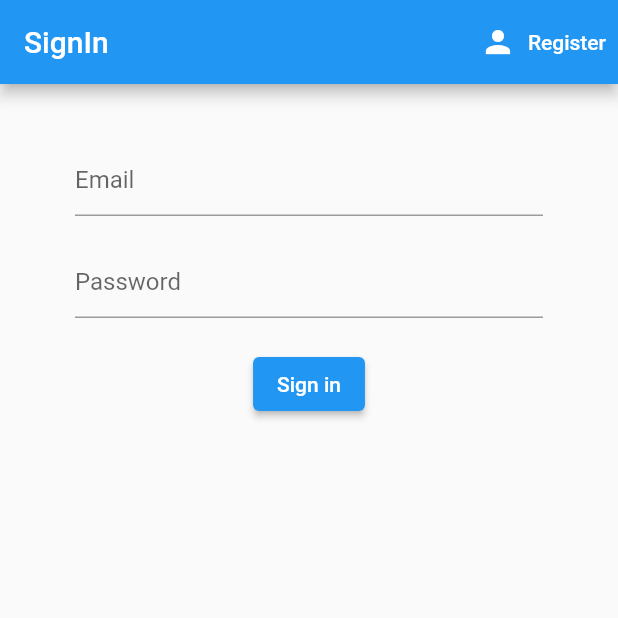
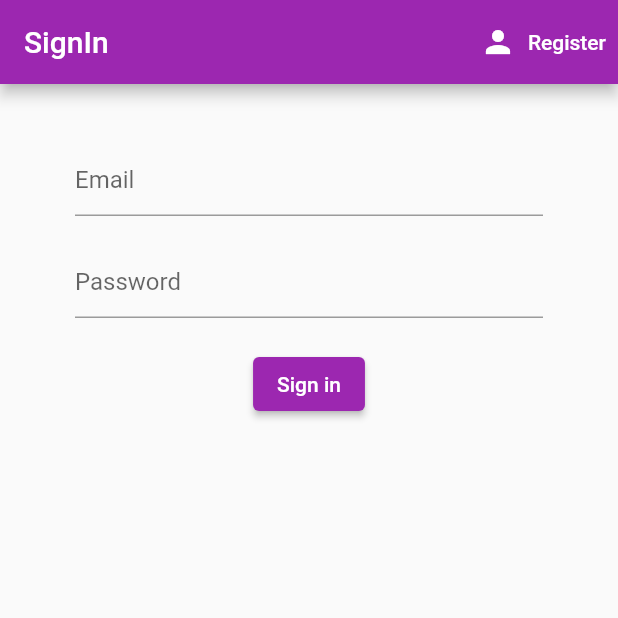
Before and after one commit to GuchiAtWork/SlashWise, a Flutter app: the screen it shows after launch, on a phone screen of 412 x 824 dp, the top half of it. Run offline on Flutter 3.47's test engine with Material 2 defaults, Android fonts, the phone set to English and light mode, and no system bars; our stand-ins replace cloud_firestore, firebase_auth, firebase_core; accounts and stored records are empty.

Commit message:
fix bud main drawer unlimited call to database

```diff
--- a/lib/main.dart
+++ b/lib/main.dart
@@ -11,7 +11,6 @@ import 'package:slash_wise/services/dbServiceExpense.dart';
 import "package:slash_wise/services/dbServiceGroup.dart";
 import 'dart:convert';
 import 'package:slash_wise/services/dbServiceUser.dart';
-import 'package:slash_wise/widgets/theme.dart';
 
 FirebaseAuth auth = FirebaseAuth.instance;
 
@@ -36,7 +35,7 @@ class MyApp extends StatelessWidget {
       initialData: null,
       value: AuthService().user,
       child: MaterialApp(
-        //theme: myTheme,
+        theme: ThemeData(primarySwatch: Colors.purple),
         initialRoute: '/',
         routes: {
           '/': (context) => Wrapper(),
--- a/lib/widgets/main_drawer.dart
+++ b/lib/widgets/main_drawer.dart
@@ -17,6 +17,7 @@ class _MainDrawerState extends State<MainDrawer> {
 
   _getUsername(uid) {
     _userDatabase.getUser(uid).then((user) => setState(() {
+          print('setState() called');
           _userInfo = user;
         }));
   }
@@ -36,10 +37,14 @@ class _MainDrawerState extends State<MainDrawer> {
   }
 
   @override
-  Widget build(BuildContext context) {
+  void didChangeDependencies() {
     final user = Provider.of<AuthUser>(context);
     _getUsername(user.uid);
+    super.didChangeDependencies();
+  }
 
+  @override
+  Widget build(BuildContext context) {
     return Drawer(
       elevation: 5,
       child: Column(
--- a/lib/widgets/theme.dart
+++ /dev/null
@@ -1,499 +0,0 @@
-import 'package:flutter/material.dart';
-
-final ThemeData myTheme = ThemeData(
-  primarySwatch: MaterialColor(4292796073, {
-    50: Color(0xfff8f8ed),
-    100: Color(0xfff1f1da),
-    200: Color(0xffe3e3b5),
-    300: Color(0xffd5d590),
-    400: Color(0xffc6c66c),
-    500: Color(0xffb8b847),
-    600: Color(0xff939339),
-    700: Color(0xff6f6f2a),
-    800: Color(0xff4a4a1c),
-    900: Color(0xff25250e)
-  }),
-  brightness: Brightness.light,
-  primaryColor: Color(0xffdedea9),
-  primaryColorBrightness: Brightness.light,
-  primaryColorLight: Color(0xfff1f1da),
-  primaryColorDark: Color(0xff6f6f2a),
-  accentColor: Color(0xffb8b847),
-  accentColorBrightness: Brightness.light,
-  canvasColor: Color(0xfffafafa),
-  scaffoldBackgroundColor: Color(0xfffafafa),
-  bottomAppBarColor: Color(0xffffffff),
-  cardColor: Color(0xffffffff),
-  dividerColor: Color(0x1f000000),
-  highlightColor: Color(0x66bcbcbc),
-  splashColor: Color(0x66c8c8c8),
-  selectedRowColor: Color(0xfff5f5f5),
-  unselectedWidgetColor: Color(0x8a000000),
-  disabledColor: Color(0x61000000),
-  buttonColor: Color(0xffe0e0e0),
-  toggleableActiveColor: Color(0xff939339),
-  secondaryHeaderColor: Color(0xfff8f8ed),
-  textSelectionColor: Color(0xffe3e3b5),
-  cursorColor: Color(0xff4285f4),
-  textSelectionHandleColor: Color(0xffd5d590),
-  backgroundColor: Color(0xffe3e3b5),
-  dialogBackgroundColor: Color(0xffffffff),
-  indicatorColor: Color(0xffb8b847),
-  hintColor: Color(0x8a000000),
-  errorColor: Color(0xffd32f2f),
-  buttonTheme: ButtonThemeData(
-    textTheme: ButtonTextTheme.normal,
-    minWidth: 88,
-    height: 36,
-    padding: EdgeInsets.only(top: 0, bottom: 0, left: 16, right: 16),
-    shape: RoundedRectangleBorder(
-      side: BorderSide(
-        color: Color(0xff000000),
-        width: 0,
-        style: BorderStyle.none,
-      ),
-      borderRadius: BorderRadius.all(Radius.circular(2.0)),
-    ),
-    alignedDropdown: false,
-    buttonColor: Color(0xffe0e0e0),
-    disabledColor: Color(0x61000000),
-    highlightColor: Color(0x29000000),
-    splashColor: Color(0x1f000000),
-    focusColor: Color(0x1f000000),
-    hoverColor: Color(0x0a000000),
-    colorScheme: ColorScheme(
-      primary: Color(0xffdedea9),
-      primaryVariant: Color(0xff6f6f2a),
-      secondary: Color(0xffb8b847),
-      secondaryVariant: Color(0xff6f6f2a),
-      surface: Color(0xffffffff),
-      background: Color(0xffe3e3b5),
-      error: Color(0xffd32f2f),
-      onPrimary: Color(0xff000000),
-      onSecondary: Color(0xff000000),
-      onSurface: Color(0xff000000),
-      onBackground: Color(0xff000000),
-      onError: Color(0xffffffff),
-      brightness: Brightness.light,
-    ),
-  ),
-  textTheme: TextTheme(
-    display4: TextStyle(
-      color: Color(0x8a000000),
-      fontSize: null,
-      fontWeight: FontWeight.w400,
-      fontStyle: FontStyle.normal,
-    ),
-    display3: TextStyle(
-      color: Color(0x8a000000),
-      fontSize: null,
-      fontWeight: FontWeight.w400,
-      fontStyle: FontStyle.normal,
-    ),
-    display2: TextStyle(
-      color: Color(0x8a000000),
-      fontSize: null,
-      fontWeight: FontWeight.w400,
-      fontStyle: FontStyle.normal,
-    ),
-    display1: TextStyle(
-      color: Color(0x8a000000),
-      fontSize: null,
-      fontWeight: FontWeight.w400,
-      fontStyle: FontStyle.normal,
-    ),
-    headline: TextStyle(
-      color: Color(0xdd000000),
-      fontSize: null,
-      fontWeight: FontWeight.w400,
-      fontStyle: FontStyle.normal,
-    ),
-    title: TextStyle(
-      color: Color(0xdd000000),
-      fontSize: null,
-      fontWeight: FontWeight.w400,
-      fontStyle: FontStyle.normal,
-    ),
-    subhead: TextStyle(
-      color: Color(0xdd000000),
-      fontSize: null,
-      fontWeight: FontWeight.w400,
-      fontStyle: FontStyle.normal,
-    ),
-    body2: TextStyle(
-      color: Color(0xdd000000),
-      fontSize: null,
-      fontWeight: FontWeight.w400,
-      fontStyle: FontStyle.normal,
-    ),
-    body1: TextStyle(
-      color: Color(0xdd000000),
-      fontSize: null,
-      fontWeight: FontWeight.w400,
-      fontStyle: FontStyle.normal,
-    ),
-    caption: TextStyle(
-      color: Color(0x8a000000),
-      fontSize: null,
-      fontWeight: FontWeight.w400,
-      fontStyle: FontStyle.normal,
-    ),
-    button: TextStyle(
-      color: Color(0xdd000000),
-      fontSize: null,
-      fontWeight: FontWeight.w400,
-      fontStyle: FontStyle.normal,
-    ),
-    subtitle: TextStyle(
-      color: Color(0xff000000),
-      fontSize: null,
-      fontWeight: FontWeight.w400,
-      fontStyle: FontStyle.normal,
-    ),
-    overline: TextStyle(
-      color: Color(0xff000000),
-      fontSize: null,
-      fontWeight: FontWeight.w400,
-      fontStyle: FontStyle.normal,
-    ),
-  ),
-  primaryTextTheme: TextTheme(
-    display4: TextStyle(
-      color: Color(0x8a000000),
-      fontSize: null,
-      fontWeight: FontWeight.w400,
-      fontStyle: FontStyle.normal,
-    ),
-    display3: TextStyle(
-      color: Color(0x8a000000),
-      fontSize: null,
-      fontWeight: FontWeight.w400,
-      fontStyle: FontStyle.normal,
-    ),
-    display2: TextStyle(
-      color: Color(0x8a000000),
-      fontSize: null,
-      fontWeight: FontWeight.w400,
-      fontStyle: FontStyle.normal,
-    ),
-    display1: TextStyle(
-      color: Color(0x8a000000),
-      fontSize: null,
-      fontWeight: FontWeight.w400,
-      fontStyle: FontStyle.normal,
-    ),
-    headline: TextStyle(
-      color: Color(0xdd000000),
-      fontSize: null,
-      fontWeight: FontWeight.w400,
-      fontStyle: FontStyle.normal,
-    ),
-    title: TextStyle(
-      color: Color(0xdd000000),
-      fontSize: null,
-      fontWeight: FontWeight.w400,
-      fontStyle: FontStyle.normal,
-    ),
-    subhead: TextStyle(
-      color: Color(0xdd000000),
-      fontSize: null,
-      fontWeight: FontWeight.w400,
-      fontStyle: FontStyle.normal,
-    ),
-    body2: TextStyle(
-      color: Color(0xdd000000),
-      fontSize: null,
-      fontWeight: FontWeight.w400,
-      fontStyle: FontStyle.normal,
-    ),
-    body1: TextStyle(
-      color: Color(0xdd000000),
-      fontSize: null,
-      fontWeight: FontWeight.w400,
-      fontStyle: FontStyle.normal,
-    ),
-    caption: TextStyle(
-      color: Color(0x8a000000),
-      fontSize: null,
-      fontWeight: FontWeight.w400,
-      fontStyle: FontStyle.normal,
-    ),
-    button: TextStyle(
-      color: Color(0xdd000000),
-      fontSize: null,
-      fontWeight: FontWeight.w400,
-      fontStyle: FontStyle.normal,
-    ),
-    subtitle: TextStyle(
-      color: Color(0xff000000),
-      fontSize: null,
-      fontWeight: FontWeight.w400,
-      fontStyle: FontStyle.normal,
-    ),
-    overline: TextStyle(
-      color: Color(0xff000000),
-      fontSize: null,
-      fontWeight: FontWeight.w400,
-      fontStyle: FontStyle.normal,
-    ),
-  ),
-  accentTextTheme: TextTheme(
-    display4: TextStyle(
-      color: Color(0x8a000000),
-      fontSize: null,
-      fontWeight: FontWeight.w400,
-      fontStyle: FontStyle.normal,
-    ),
-    display3: TextStyle(
-      color: Color(0x8a000000),
-      fontSize: null,
-      fontWeight: FontWeight.w400,
-      fontStyle: FontStyle.normal,
-    ),
-    display2: TextStyle(
-      color: Color(0x8a000000),
-      fontSize: null,
-      fontWeight: FontWeight.w400,
-      fontStyle: FontStyle.normal,
-    ),
-    display1: TextStyle(
-      color: Color(0x8a000000),
-      fontSize: null,
-      fontWeight: FontWeight.w400,
-      fontStyle: FontStyle.normal,
-    ),
-    headline: TextStyle(
-      color: Color(0xdd000000),
-      fontSize: null,
-      fontWeight: FontWeight.w400,
-      fontStyle: FontStyle.normal,
-    ),
-    title: TextStyle(
-      color: Color(0xdd000000),
-      fontSize: null,
-      fontWeight: FontWeight.w400,
-      fontStyle: FontStyle.normal,
-    ),
-    subhead: TextStyle(
-      color: Color(0xdd000000),
-      fontSize: null,
-      fontWeight: FontWeight.w400,
-      fontStyle: FontStyle.normal,
-    ),
-    body2: TextStyle(
-      color: Color(0xdd000000),
-      fontSize: null,
-      fontWeight: FontWeight.w400,
-      fontStyle: FontStyle.normal,
-    ),
-    body1: TextStyle(
-      color: Color(0xdd000000),
-      fontSize: null,
-      fontWeight: FontWeight.w400,
-      fontStyle: FontStyle.normal,
-    ),
-    caption: TextStyle(
-      color: Color(0x8a000000),
-      fontSize: null,
-      fontWeight: FontWeight.w400,
-      fontStyle: FontStyle.normal,
-    ),
-    button: TextStyle(
-      color: Color(0xdd000000),
-      fontSize: null,
-      fontWeight: FontWeight.w400,
-      fontStyle: FontStyle.normal,
-    ),
-    subtitle: TextStyle(
-      color: Color(0xff000000),
-      fontSize: null,
-      fontWeight: FontWeight.w400,
-      fontStyle: FontStyle.normal,
-    ),
-    overline: TextStyle(
-      color: Color(0xff000000),
-      fontSize: null,
-      fontWeight: FontWeight.w400,
-      fontStyle: FontStyle.normal,
-    ),
-  ),
-  inputDecorationTheme: InputDecorationTheme(
-    labelStyle: TextStyle(
-      color: Color(0xdd000000),
-      fontSize: null,
-      fontWeight: FontWeight.w400,
-      fontStyle: FontStyle.normal,
-    ),
-    helperStyle: TextStyle(
-      color: Color(0xdd000000),
-      fontSize: null,
-      fontWeight: FontWeight.w400,
-      fontStyle: FontStyle.normal,
-    ),
-    hintStyle: TextStyle(
-      color: Color(0xdd000000),
-      fontSize: null,
-      fontWeight: FontWeight.w400,
-      fontStyle: FontStyle.normal,
-    ),
-    errorStyle: TextStyle(
-      color: Color(0xdd000000),
-      fontSize: null,
-      fontWeight: FontWeight.w400,
-      fontStyle: FontStyle.normal,
-    ),
-    errorMaxLines: null,
-    hasFloatingPlaceholder: true,
-    isDense: false,
-    contentPadding: EdgeInsets.only(top: 12, bottom: 12, left: 0, right: 0),
-    isCollapsed: false,
-    prefixStyle: TextStyle(
-      color: Color(0xdd000000),
-      fontSize: null,
-      fontWeight: FontWeight.w400,
-      fontStyle: FontStyle.normal,
-    ),
-    suffixStyle: TextStyle(
-      color: Color(0xdd000000),
-      fontSize: null,
-      fontWeight: FontWeight.w400,
-      fontStyle: FontStyle.normal,
-    ),
-    counterStyle: TextStyle(
-      color: Color(0xdd000000),
-      fontSize: null,
-      fontWeight: FontWeight.w400,
-      fontStyle: FontStyle.normal,
-    ),
-    filled: false,
-    fillColor: Color(0x00000000),
-    errorBorder: UnderlineInputBorder(
-      borderSide: BorderSide(
-        color: Color(0xff000000),
-        width: 1,
-        style: BorderStyle.solid,
-      ),
-      borderRadius: BorderRadius.all(Radius.circular(4.0)),
-    ),
-    focusedBorder: UnderlineInputBorder(
-      borderSide: BorderSide(
-        color: Color(0xff000000),
-        width: 1,
-        style: BorderStyle.solid,
-      ),
-      borderRadius: BorderRadius.all(Radius.circular(4.0)),
-    ),
-    focusedErrorBorder: UnderlineInputBorder(
-      borderSide: BorderSide(
-        color: Color(0xff000000),
-        width: 1,
-        style: BorderStyle.solid,
-      ),
-      borderRadius: BorderRadius.all(Radius.circular(4.0)),
-    ),
-    disabledBorder: UnderlineInputBorder(
-      borderSide: BorderSide(
-        color: Color(0xff000000),
-        width: 1,
-        style: BorderStyle.solid,
-      ),
-      borderRadius: BorderRadius.all(Radius.circular(4.0)),
-    ),
-    enabledBorder: UnderlineInputBorder(
-      borderSide: BorderSide(
-        color: Color(0xff000000),
-        width: 1,
-        style: BorderStyle.solid,
-      ),
-      borderRadius: BorderRadius.all(Radius.circular(4.0)),
-    ),
-    border: UnderlineInputBorder(
-      borderSide: BorderSide(
-        color: Color(0xff000000),
-        width: 1,
-        style: BorderStyle.solid,
-      ),
-      borderRadius: BorderRadius.all(Radius.circular(4.0)),
-    ),
-  ),
-  iconTheme: IconThemeData(
-    color: Color(0xdd000000),
-    opacity: 1,
-    size: 24,
-  ),
-  primaryIconTheme: IconThemeData(
-    color: Color(0xff000000),
-    opacity: 1,
-    size: 24,
-  ),
-  accentIconTheme: IconThemeData(
-    color: Color(0xff000000),
-    opacity: 1,
-    size: 24,
-  ),
-  sliderTheme: SliderThemeData(
-    activeTrackColor: null,
-    inactiveTrackColor: null,
-    disabledActiveTrackColor: null,
-    disabledInactiveTrackColor: null,
-    activeTickMarkColor: null,
-    inactiveTickMarkColor: null,
-    disabledActiveTickMarkColor: null,
-    disabledInactiveTickMarkColor: null,
-    thumbColor: null,
-    disabledThumbColor: null,
-    thumbShape: null,
-    overlayColor: null,
-    valueIndicatorColor: null,
-    valueIndicatorShape: null,
-    showValueIndicator: null,
-    valueIndicatorTextStyle: TextStyle(
-      color: Color(0xdd000000),
-      fontSize: null,
-      fontWeight: FontWeight.w400,
-      fontStyle: FontStyle.normal,
-    ),
-  ),
-  tabBarTheme: TabBarTheme(
-    indicatorSize: TabBarIndicatorSize.tab,
-    labelColor: Color(0xdd000000),
-    unselectedLabelColor: Color(0xb2000000),
-  ),
-  chipTheme: ChipThemeData(
-    backgroundColor: Color(0x1f000000),
-    brightness: Brightness.light,
-    deleteIconColor: Color(0xde000000),
-    disabledColor: Color(0x0c000000),
-    labelPadding: EdgeInsets.only(top: 0, bottom: 0, left: 8, right: 8),
-    labelStyle: TextStyle(
-      color: Color(0xde000000),
-      fontSize: null,
-      fontWeight: FontWeight.w400,
-      fontStyle: FontStyle.normal,
-    ),
-    padding: EdgeInsets.only(top: 4, bottom: 4, left: 4, right: 4),
-    secondaryLabelStyle: TextStyle(
-      color: Color(0x3d000000),
-      fontSize: null,
-      fontWeight: FontWeight.w400,
-      fontStyle: FontStyle.normal,
-    ),
-    secondarySelectedColor: Color(0x3ddedea9),
-    selectedColor: Color(0x3d000000),
-    shape: StadiumBorder(
-        side: BorderSide(
-      color: Color(0xff000000),
-      width: 0,
-      style: BorderStyle.none,
-    )),
-  ),
-  dialogTheme: DialogTheme(
-      shape: RoundedRectangleBorder(
-    side: BorderSide(
-      color: Color(0xff000000),
-      width: 0,
-      style: BorderStyle.none,
-    ),
-    borderRadius: BorderRadius.all(Radius.circular(0.0)),
-  )),
-);
```
